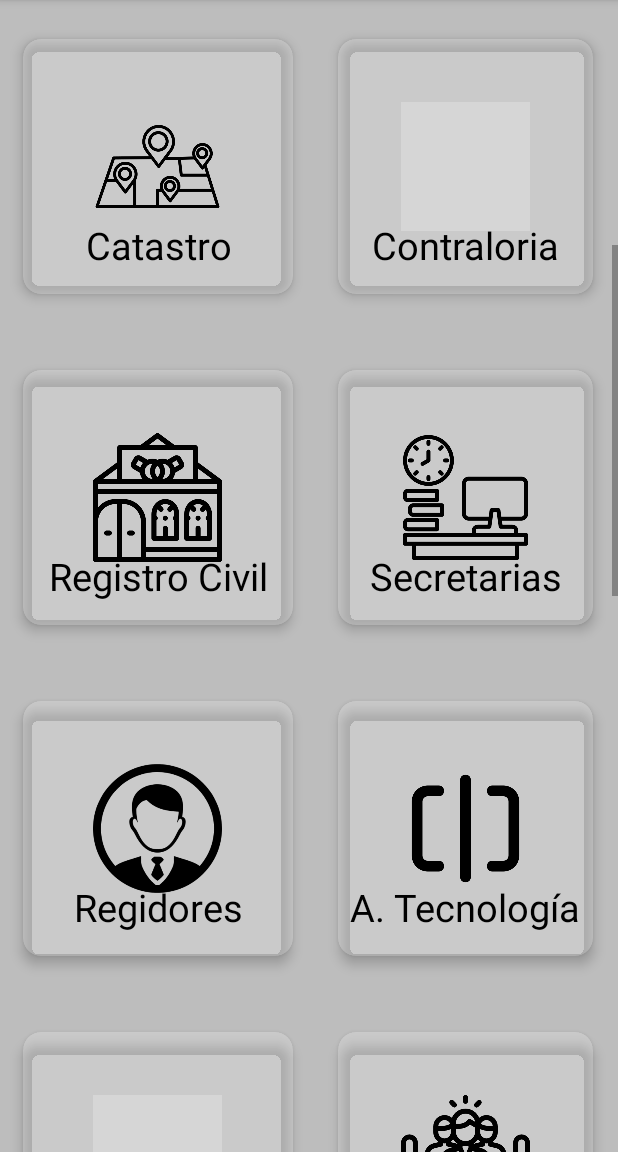
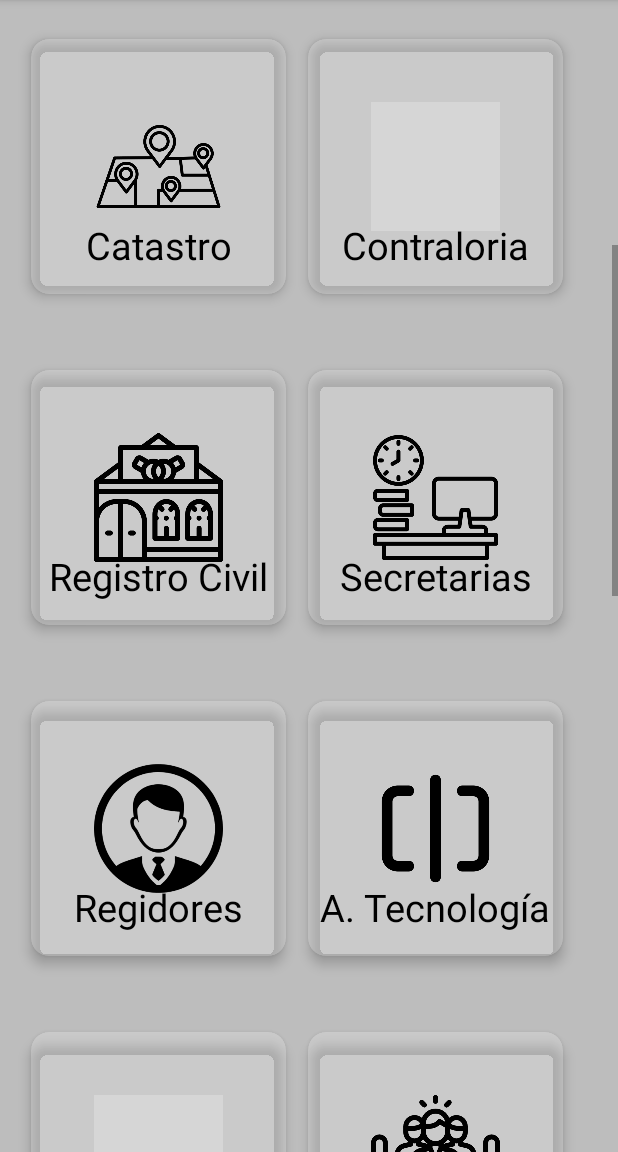
Before and after one commit to Eimee8/INVENTARIO_PuebloViejo, an Android app: the fragment HomeFragment shown on its own in the app's theme, scrolled down 537 dp, on a phone screen of 412 x 824 dp, the part 84-1236 px from its top. Run offline under Robolectric (Android 15) with nearby library versions, the phone set to English and light mode, and no system bars; grey boxes are pictures that could not be loaded.

Commit message:
home splash perfil agenda

```diff
--- a/app/src/main/java/com/example/inventario_puebloviejo/Registro_equipo.java
+++ b/app/src/main/java/com/example/inventario_puebloviejo/Registro_equipo.java
@@ -103,8 +103,7 @@ public class Registro_equipo extends AppCompatActivity {
                         boolean correcto = db.insertEquipo(serie, tipo, status, marca, prop, area, fechaSeleccionada);
                         if (correcto) {
                             Toast.makeText(Registro_equipo.this, "Se registró correctamente el equipo", Toast.LENGTH_SHORT).show();
-                            Intent i = new Intent(Registro_equipo.this, GalleryFragment.class);
-                            startActivity(i);
+
 
                         } else {
                             Toast.makeText(Registro_equipo.this, "Error al registrar el equipo", Toast.LENGTH_SHORT).show();
--- a/app/src/main/res/layout/fragment_home.xml
+++ b/app/src/main/res/layout/fragment_home.xml
@@ -82,10 +82,10 @@
             android:layout_below="@+id/controlygestor">
 
             <androidx.cardview.widget.CardView
-                android:layout_width="180dp"
+                android:layout_width="170dp"
                 android:layout_height="170dp"
                 android:layout_margin="20dp"
-                android:layout_marginLeft="5dp"
+                android:layout_marginLeft="15dp"
                 app:cardBackgroundColor="#30ffffff"
                 app:cardCornerRadius="12dp"
                 app:cardElevation="5dp">
@@ -166,10 +166,10 @@
             android:rowCount="4">
 
             <androidx.cardview.widget.CardView
-                android:layout_width="180dp"
+                android:layout_width="170dp"
                 android:layout_height="170dp"
                 android:layout_margin="20dp"
-                android:layout_marginLeft="10dp"
+                android:layout_marginLeft="15dp"
                 app:cardBackgroundColor="#30ffffff"
                 app:cardCornerRadius="12dp"
                 app:cardElevation="5dp">
@@ -203,7 +203,7 @@
                 android:layout_row="0"
                 android:layout_column="1"
                 android:layout_margin="20dp"
-                android:layout_marginLeft="10dp"
+                android:layout_marginLeft="-5dp"
                 app:cardBackgroundColor="#30ffffff"
                 app:cardCornerRadius="12dp"
                 app:cardElevation="5dp">
@@ -249,10 +249,10 @@
             android:rowCount="4">
 
             <androidx.cardview.widget.CardView
-                android:layout_width="180dp"
+                android:layout_width="170dp"
                 android:layout_height="170dp"
                 android:layout_margin="20dp"
-                android:layout_marginLeft="10dp"
+                android:layout_marginLeft="15dp"
                 app:cardBackgroundColor="#30ffffff"
                 app:cardCornerRadius="12dp"
                 app:cardElevation="5dp">
@@ -286,7 +286,7 @@
                 android:layout_row="0"
                 android:layout_column="1"
                 android:layout_margin="20dp"
-                android:layout_marginLeft="10dp"
+                android:layout_marginLeft="-5dp"
                 app:cardBackgroundColor="#30ffffff"
                 app:cardCornerRadius="12dp"
                 app:cardElevation="5dp">
@@ -330,10 +330,10 @@
             android:rowCount="4">
 
             <androidx.cardview.widget.CardView
-                android:layout_width="180dp"
+                android:layout_width="170dp"
                 android:layout_height="170dp"
                 android:layout_margin="20dp"
-                android:layout_marginLeft="10dp"
+                android:layout_marginLeft="15dp"
                 app:cardBackgroundColor="#30ffffff"
                 app:cardCornerRadius="12dp"
                 app:cardElevation="5dp">
@@ -344,7 +344,8 @@
                     android:layout_height="86dp"
                     android:layout_gravity="center"
                     android:layout_marginTop="-0dp"
-                    android:background="@drawable/registrocivil"></ImageView>
+                    android:background="@drawable/registrocivil">
+                </ImageView>
 
                 <TextView
                     android:layout_width="match_parent"
@@ -365,7 +366,7 @@
                 android:layout_row="0"
                 android:layout_column="1"
                 android:layout_margin="20dp"
-                android:layout_marginLeft="10dp"
+                android:layout_marginLeft="-5dp"
                 app:cardBackgroundColor="#30ffffff"
                 app:cardCornerRadius="12dp"
                 app:cardElevation="5dp">
@@ -408,10 +409,10 @@
             android:rowCount="4">
 
             <androidx.cardview.widget.CardView
-                android:layout_width="180dp"
+                android:layout_width="170dp"
                 android:layout_height="170dp"
                 android:layout_margin="20dp"
-                android:layout_marginLeft="10dp"
+                android:layout_marginLeft="15dp"
                 app:cardBackgroundColor="#30ffffff"
                 app:cardCornerRadius="12dp"
                 app:cardElevation="5dp">
@@ -443,7 +444,7 @@
                 android:layout_row="0"
                 android:layout_column="1"
                 android:layout_margin="20dp"
-                android:layout_marginLeft="10dp"
+                android:layout_marginLeft="-5dp"
                 app:cardBackgroundColor="#30ffffff"
                 app:cardCornerRadius="12dp"
                 app:cardElevation="5dp">
@@ -485,10 +486,10 @@
             android:rowCount="4">
 
             <androidx.cardview.widget.CardView
-                android:layout_width="180dp"
+                android:layout_width="170dp"
                 android:layout_height="170dp"
                 android:layout_margin="20dp"
-                android:layout_marginLeft="10dp"
+                android:layout_marginLeft="15dp"
                 app:cardBackgroundColor="#30ffffff"
                 app:cardCornerRadius="12dp"
                 app:cardElevation="5dp">
@@ -520,7 +521,7 @@
                 android:layout_row="0"
                 android:layout_column="1"
                 android:layout_margin="20dp"
-                android:layout_marginLeft="10dp"
+                android:layout_marginLeft="-5dp"
                 app:cardBackgroundColor="#30ffffff"
                 app:cardCornerRadius="12dp"
                 app:cardElevation="5dp">
@@ -562,10 +563,10 @@
             android:rowCount="4">
 
             <androidx.cardview.widget.CardView
-                android:layout_width="180dp"
+                android:layout_width="170dp"
                 android:layout_height="170dp"
                 android:layout_margin="20dp"
-                android:layout_marginLeft="10dp"
+                android:layout_marginLeft="15dp"
                 app:cardBackgroundColor="#30ffffff"
                 app:cardCornerRadius="12dp"
                 app:cardElevation="5dp">
@@ -597,7 +598,7 @@
                 android:layout_row="0"
                 android:layout_column="1"
                 android:layout_margin="20dp"
-                android:layout_marginLeft="10dp"
+                android:layout_marginLeft="-5dp"
                 app:cardBackgroundColor="#30ffffff"
                 app:cardCornerRadius="12dp"
                 app:cardElevation="5dp">
@@ -640,10 +641,10 @@
             android:rowCount="4">
 
             <androidx.cardview.widget.CardView
-                android:layout_width="180dp"
+                android:layout_width="170dp"
                 android:layout_height="170dp"
                 android:layout_margin="20dp"
-                android:layout_marginLeft="10dp"
+                android:layout_marginLeft="15dp"
                 app:cardBackgroundColor="#30ffffff"
                 app:cardCornerRadius="12dp"
                 app:cardElevation="5dp">
@@ -675,7 +676,7 @@
                 android:layout_row="0"
                 android:layout_column="1"
                 android:layout_margin="20dp"
-                android:layout_marginLeft="10dp"
+                android:layout_marginLeft="-5dp"
                 app:cardBackgroundColor="#30ffffff"
                 app:cardCornerRadius="12dp"
                 app:cardElevation="5dp">
@@ -717,10 +718,10 @@
             android:rowCount="4">
 
             <androidx.cardview.widget.CardView
-                android:layout_width="180dp"
+                android:layout_width="170dp"
                 android:layout_height="170dp"
                 android:layout_margin="20dp"
-                android:layout_marginLeft="10dp"
+                android:layout_marginLeft="15dp"
                 app:cardBackgroundColor="#30ffffff"
                 app:cardCornerRadius="12dp"
                 app:cardElevation="5dp">
@@ -752,7 +753,7 @@
                 android:layout_row="0"
                 android:layout_column="1"
                 android:layout_margin="20dp"
-                android:layout_marginLeft="10dp"
+                android:layout_marginLeft="-5dp"
                 app:cardBackgroundColor="#30ffffff"
                 app:cardCornerRadius="12dp"
                 app:cardElevation="5dp">
@@ -794,10 +795,10 @@
             android:rowCount="4">
 
             <androidx.cardview.widget.CardView
-                android:layout_width="180dp"
+                android:layout_width="170dp"
                 android:layout_height="170dp"
                 android:layout_margin="20dp"
-                android:layout_marginLeft="10dp"
+                android:layout_marginLeft="15dp"
                 app:cardBackgroundColor="#30ffffff"
                 app:cardCornerRadius="12dp"
                 app:cardElevation="5dp">
@@ -829,7 +830,7 @@
                 android:layout_row="0"
                 android:layout_column="1"
                 android:layout_margin="20dp"
-                android:layout_marginLeft="10dp"
+                android:layout_marginLeft="-5dp"
                 app:cardBackgroundColor="#30ffffff"
                 app:cardCornerRadius="12dp"
                 app:cardElevation="5dp">
@@ -871,10 +872,10 @@
             android:rowCount="4">
 
             <androidx.cardview.widget.CardView
-                android:layout_width="180dp"
+                android:layout_width="170dp"
                 android:layout_height="170dp"
                 android:layout_margin="20dp"
-                android:layout_marginLeft="10dp"
+                android:layout_marginLeft="15dp"
                 app:cardBackgroundColor="#30ffffff"
                 app:cardCornerRadius="12dp"
                 app:cardElevation="5dp">
@@ -906,7 +907,7 @@
                 android:layout_row="0"
                 android:layout_column="1"
                 android:layout_margin="20dp"
-                android:layout_marginLeft="10dp"
+                android:layout_marginLeft="-5dp"
                 app:cardBackgroundColor="#30ffffff"
                 app:cardCornerRadius="12dp"
                 app:cardElevation="5dp">
```
Also changed, not shown: app/src/main/res/layout/activity_splash_screen.xml (+9 -4 lines), app/src/main/res/layout/fragment_perfil.xml (+3 -36 lines), app/src/main/res/layout/fragment_slideshow.xml (+4 -6 lines).
